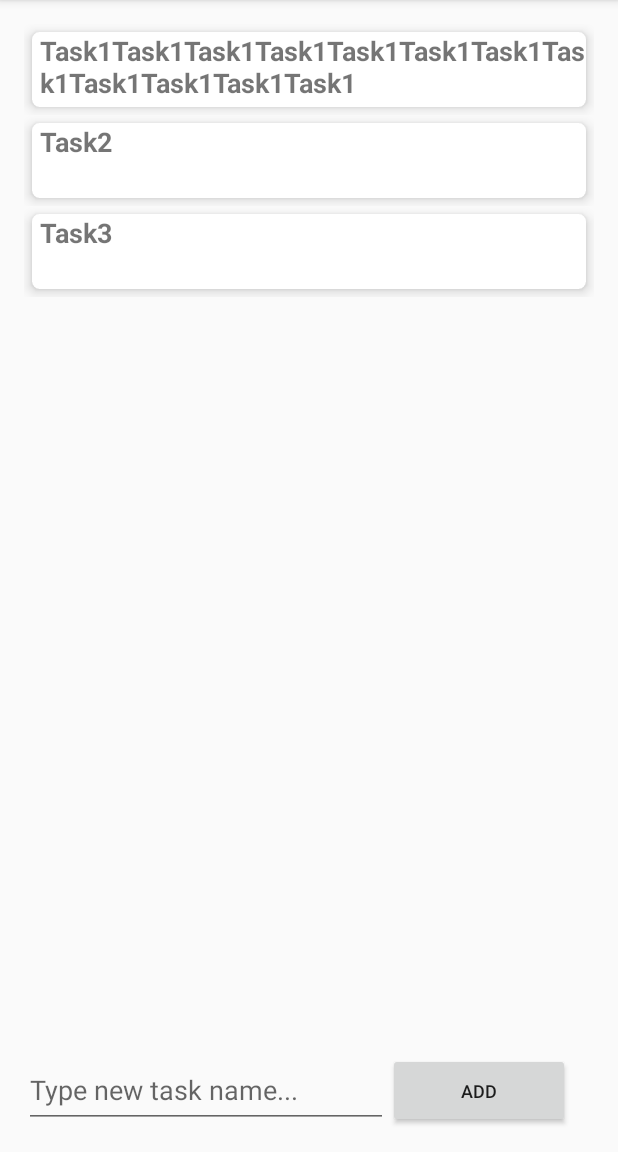
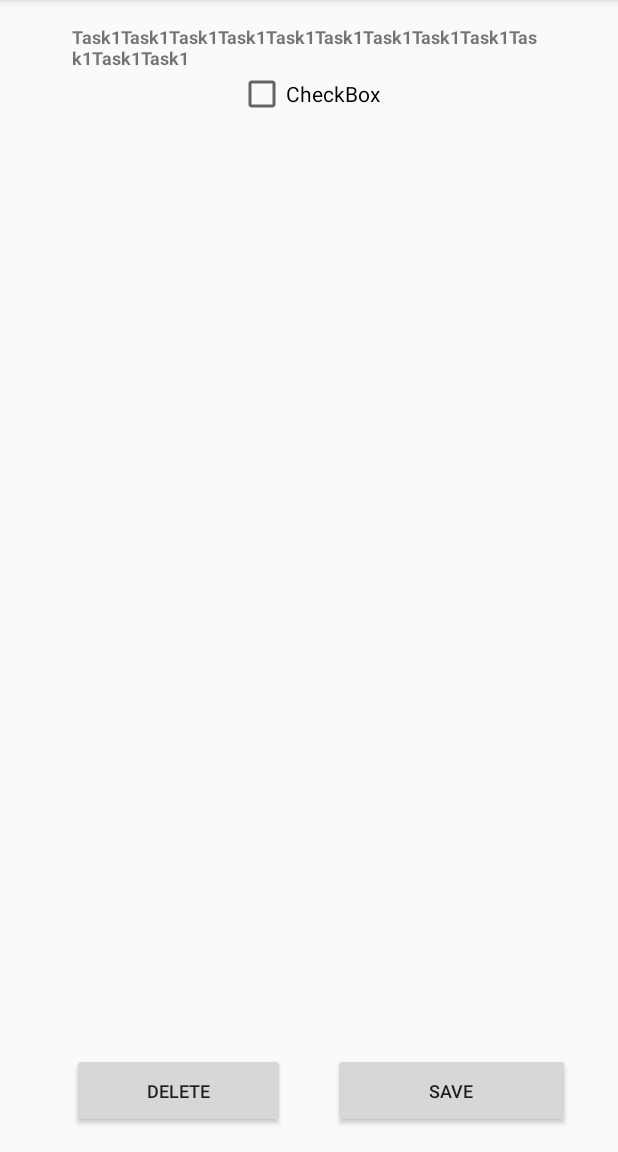
Before and after one commit to abrajner/AGHMobileTechnologyProject, an Android app: the MainTableActivity screen opened directly, with no data from a screen before it, after a tap on "Task1Task1Task1Task1Task1Task1Task1Task1", on a phone screen of 412 x 824 dp, the part 84-1236 px from its top. Run offline under Robolectric (Android 15) with nearby library versions, the phone set to English and light mode, and no system bars.

Commit message:
add new activity with task details

```diff
--- a/app/build.gradle
+++ b/app/build.gradle
@@ -34,4 +34,6 @@ dependencies {
     androidTestImplementation 'androidx.test.espresso:espresso-core:3.2.0'
     implementation 'androidx.recyclerview:recyclerview:1.1.0'
     implementation 'androidx.cardview:cardview:1.0.0'
+    compile 'com.android.support:appcompat-v7:23.1.1'
+    compile 'com.android.support:design:23.1.1'
 }
--- a/app/src/main/java/com/example/aghmobiletechnologyproject/MainTableActivity.java
+++ b/app/src/main/java/com/example/aghmobiletechnologyproject/MainTableActivity.java
@@ -1,30 +1,71 @@
 package com.example.aghmobiletechnologyproject;
 
 import androidx.appcompat.app.AppCompatActivity;
+import androidx.fragment.app.FragmentManager;
+import androidx.fragment.app.ListFragment;
 
 import android.content.Intent;
+import android.content.pm.ActivityInfo;
 import android.os.Bundle;
+import android.view.View;
 import android.widget.Button;
+import android.widget.EditText;
 import android.widget.TextView;
+import android.widget.Toast;
 
 public class MainTableActivity extends AppCompatActivity implements TaskAdapter.ItemClicked  {
-
+    public static String TASK_DETAILS_MESSAGE;
     TextView taskName;
     Button buttonAddNewTask;
+    EditText newTaskName;
+    public static TasksListFragment listFragment;
+    private FragmentManager fragmentManager;
+
     @Override
     protected void onCreate(Bundle savedInstanceState) {
         super.onCreate(savedInstanceState);
         setContentView(R.layout.activity_main_table);
         this.taskName = findViewById(R.id.chosen_task_name_text);
         this.buttonAddNewTask = findViewById(R.id.add_button);
+        this.newTaskName = findViewById(R.id.new_task_name);
+
+        this.fragmentManager = this.getSupportFragmentManager();
+        listFragment = (TasksListFragment) fragmentManager.findFragmentById(R.id.list_frag);
+
         Intent intent = getIntent();
         String message = intent.getStringExtra(MainActivity.EXTRA_MESSAGE);
-        onItemClicked(0);
+
+        buttonAddNewTask.setOnClickListener(new View.OnClickListener() {
+            @Override
+            public void onClick(View v) {
+                if(newTaskName.getText().toString().isEmpty()){
+                    Toast.makeText(MainTableActivity.this, "Please enter task name", Toast.LENGTH_SHORT).show();
+                }
+                else{
+                    ApplicationClass.listOfTasks.add(new Task(newTaskName.getText().toString().trim()));
+                    Toast.makeText(MainTableActivity.this, "Task added", Toast.LENGTH_SHORT).show();
+                    newTaskName.setText(null);
+                    listFragment.notifyDataChanged();
+                }
+            }
+        });
     }
 
     @Override
     public void onItemClicked(int index) {
-        this.taskName.setText(ApplicationClass.listOfTasks.get(index).getTaskName());
+        int orientation = getResources().getConfiguration().orientation;
+        if(!(orientation == ActivityInfo.SCREEN_ORIENTATION_PORTRAIT)) {
+            this.taskName.setText(ApplicationClass.listOfTasks.get(index).getTaskName());
+        }else{
+            displayDialogWindowWithTaskDetails(index);
+        }
         //TO-DO set list of available tables from database for task
     }
+
+    public void displayDialogWindowWithTaskDetails(int index){
+        Intent intent = new Intent(this, TaskDetailsDialog.class);
+        String message = String.valueOf(index);
+        intent.putExtra(TASK_DETAILS_MESSAGE, message);
+        startActivity(intent);
+    }
 }
--- a/app/src/main/java/com/example/aghmobiletechnologyproject/TaskAdapter.java
+++ b/app/src/main/java/com/example/aghmobiletechnologyproject/TaskAdapter.java
@@ -9,7 +9,6 @@ import android.widget.TextView;
 import android.widget.Toast;
 
 import androidx.annotation.NonNull;
-import androidx.cardview.widget.CardView;
 import androidx.recyclerview.widget.RecyclerView;
 
 import java.util.ArrayList;
@@ -59,7 +58,6 @@ public class TaskAdapter extends RecyclerView.Adapter<TaskAdapter.ViewHolder> {
         holder.itemView.setTag(taskList.get(position));
 
         holder.taskName.setText(taskList.get(position).getTaskName());
-
     }
 
     @Override
--- /dev/null
+++ b/app/src/main/java/com/example/aghmobiletechnologyproject/TaskDetailsDialog.java
@@ -0,0 +1,53 @@
+package com.example.aghmobiletechnologyproject;
+
+import android.content.Intent;
+import android.os.Bundle;
+import android.view.LayoutInflater;
+import android.view.View;
+import android.view.ViewGroup;
+import android.widget.Button;
+import android.widget.TextView;
+
+import androidx.annotation.NonNull;
+import androidx.annotation.Nullable;
+import androidx.appcompat.app.AppCompatActivity;
+import androidx.fragment.app.DialogFragment;
+import androidx.fragment.app.Fragment;
+import androidx.fragment.app.FragmentManager;
+
+public class TaskDetailsDialog extends AppCompatActivity {
+    @Override
+    protected void onCreate(Bundle savedInstanceState){
+        super.onCreate(savedInstanceState);
+        setContentView(R.layout.dialog_window_task_details_layout);
+
+        Intent intent = getIntent();
+        final String message = intent.getStringExtra(MainTableActivity.TASK_DETAILS_MESSAGE);
+
+        Button deleteButton = (Button) findViewById(R.id.delete_button);
+        Button saveButton = (Button) findViewById(R.id.save_button);
+        TextView chosenTaskName = (TextView) findViewById(R.id.chosen_task_name_text);
+        chosenTaskName.setText(ApplicationClass.listOfTasks.get(Integer.valueOf(message)).getTaskName());
+
+        deleteButton.setOnClickListener(new View.OnClickListener() {
+            @Override
+            public void onClick(View v) {
+                ApplicationClass.listOfTasks.remove(Integer.valueOf(message));
+                backToParentActivity();
+            }
+        });
+
+        saveButton.setOnClickListener(new View.OnClickListener() {
+            @Override
+            public void onClick(View v) {
+//                listFragment.notifyDataChanged();
+                backToParentActivity();
+            }
+        });
+    }
+
+    public void backToParentActivity(){
+        Intent intent = new Intent(this, MainTableActivity.class);
+        startActivity(intent);
+    }
+}
--- a/app/src/main/java/com/example/aghmobiletechnologyproject/TasksListFragment.java
+++ b/app/src/main/java/com/example/aghmobiletechnologyproject/TasksListFragment.java
@@ -46,4 +46,8 @@ public class TasksListFragment extends Fragment {
         myAdapter = new TaskAdapter(this.getActivity(), ApplicationClass.listOfTasks);
         recyclerView.setAdapter(myAdapter);
     }
+
+    public void notifyDataChanged(){
+        myAdapter.notifyDataSetChanged();
+    }
 }
--- a/app/src/main/res/layout-land/activity_main_table.xml
+++ b/app/src/main/res/layout-land/activity_main_table.xml
@@ -7,7 +7,7 @@
     tools:context=".MainTableActivity">
 
     <fragment
-        android:id="@+id/fragment"
+        android:id="@+id/list_frag"
         android:name="com.example.aghmobiletechnologyproject.TasksListFragment"
         android:layout_width="250dp"
         android:layout_height="match_parent"
@@ -28,12 +28,12 @@
         android:orientation="vertical"
         app:layout_constraintBottom_toBottomOf="parent"
         app:layout_constraintEnd_toEndOf="parent"
-        app:layout_constraintStart_toEndOf="@+id/fragment"
+        app:layout_constraintStart_toEndOf="@+id/list_frag"
         app:layout_constraintTop_toTopOf="parent"
         tools:ignore="MissingConstraints">
 
         <fragment
-            android:id="@+id/fragment2"
+            android:id="@+id/task_detail_frag"
             android:name="com.example.aghmobiletechnologyproject.TaskDetailsFragment"
             android:layout_width="match_parent"
             android:layout_height="0dp"
@@ -43,7 +43,7 @@
             tools:layout="@layout/fragment_task_details" />
 
         <fragment
-            android:id="@+id/fragment3"
+            android:id="@+id/add_task_frag"
             android:name="com.example.aghmobiletechnologyproject.AddNewTaskFragment"
             android:layout_width="match_parent"
             android:layout_height="0dp"
--- a/app/src/main/res/layout/activity_main_table.xml
+++ b/app/src/main/res/layout/activity_main_table.xml
@@ -7,7 +7,7 @@
     tools:context=".MainTableActivity">
 
     <fragment
-        android:id="@+id/fragment"
+        android:id="@+id/list_frag"
         android:name="com.example.aghmobiletechnologyproject.TasksListFragment"
         android:layout_width="0dp"
         android:layout_height="0dp"
@@ -18,7 +18,7 @@
         android:layout_marginRight="16dp"
         android:layout_marginBottom="16dp"
         android:baselineAligned="false"
-        app:layout_constraintBottom_toTopOf="@+id/fragment3"
+        app:layout_constraintBottom_toTopOf="@+id/add_task_frag"
         app:layout_constraintEnd_toEndOf="parent"
         app:layout_constraintHorizontal_bias="0.0"
         app:layout_constraintStart_toStartOf="parent"
@@ -27,7 +27,7 @@
         tools:layout="@layout/fragment_tasks_list" />
 
     <fragment
-        android:id="@+id/fragment3"
+        android:id="@+id/add_task_frag"
         android:name="com.example.aghmobiletechnologyproject.AddNewTaskFragment"
         android:layout_width="0dp"
         android:layout_height="50dp"
--- /dev/null
+++ b/app/src/main/res/layout/dialog_window_task_details_layout.xml
@@ -0,0 +1,23 @@
+<?xml version="1.0" encoding="utf-8"?>
+<RelativeLayout xmlns:android="http://schemas.android.com/apk/res/android"
+    xmlns:app="http://schemas.android.com/apk/res-auto"
+    android:layout_width="match_parent"
+    android:layout_height="match_parent"
+    tools:context=".MainTableActivity"
+    xmlns:tools="http://schemas.android.com/tools"
+    android:id="@+id/dialog_window"
+    >
+
+    <fragment
+        android:id="@+id/task_detail_frag_dialog"
+        class="com.example.aghmobiletechnologyproject.TaskDetailsFragment"
+        android:layout_width="match_parent"
+        android:layout_height="match_parent"
+        android:layout_margin="16dp"
+        app:layout_constraintBottom_toBottomOf="parent"
+        app:layout_constraintTop_toTopOf="parent"
+        tools:ignore="NestedWeights"
+        tools:layout="@layout/fragment_task_details"
+        tools:layout_editor_absoluteX="16dp" />
+
+</RelativeLayout>
```
Also changed, not shown: app/src/main/AndroidManifest.xml (+7 -0 lines).
